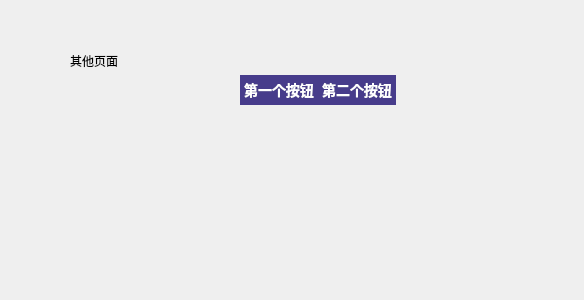
First picture: the form in cvuse/CVUseServer/winUI/other_page.ui, repository Hoemu/cvuse, before the edit.
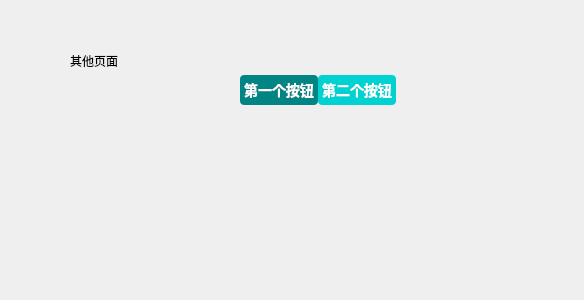
Second picture: the form after the edit.

```diff
--- a/cvuse/CVUseServer/winUI/other_page.ui
+++ b/cvuse/CVUseServer/winUI/other_page.ui
@@ -16,15 +16,15 @@
   <property name="styleSheet">
    <string notr="true">QPushButton
 {
-	background-color: #473C8B; /*背景色*/ 
+	background-color: #00d1d1; /*背景色*/ 
 	border-style: outset;
 	border-width: 0px;
-	border-radius:0px; /*边界圆滑*/
-	border-color: #8B7355;
+	border-radius:4px; /*边界圆滑*/
+	border-color: #00d1d1;
 	font: bold 14px;
 	min-width:2em;
 	color:white; /*字体颜色*/
-	font-family:华文新魏;
+	/*font-family:华文新魏;*/
 	padding: 4px;
 }
  
@@ -38,6 +38,13 @@
 	background-color: #1E90FF; /*伪状态经过时背景色*/ 
 	border-style: inset;
 }
+
+QPushButton:checked
+{
+	background-color: #008484; /*伪状态经过时背景色*/ 
+	border-style: inset;
+}
+
 QPushButton:!enabled{
 	background-color: rgb(100, 100, 100);
 	border-style: inset;
@@ -56,7 +63,7 @@
     <string>其他页面</string>
    </property>
   </widget>
-  <widget class="QWidget" name="">
+  <widget class="QWidget" name="layoutWidget">
    <property name="geometry">
     <rect>
      <x>240</x>
@@ -74,6 +81,12 @@
       <property name="text">
        <string>第一个按钮</string>
       </property>
+      <property name="checkable">
+       <bool>true</bool>
+      </property>
+      <property name="checked">
+       <bool>true</bool>
+      </property>
      </widget>
     </item>
     <item>
@@ -81,6 +94,9 @@
       <property name="text">
        <string>第二个按钮</string>
       </property>
+      <property name="checkable">
+       <bool>true</bool>
+      </property>
      </widget>
     </item>
     <item>
```
Left out of the diff: 8 changed lines with no effect on the pictures.
